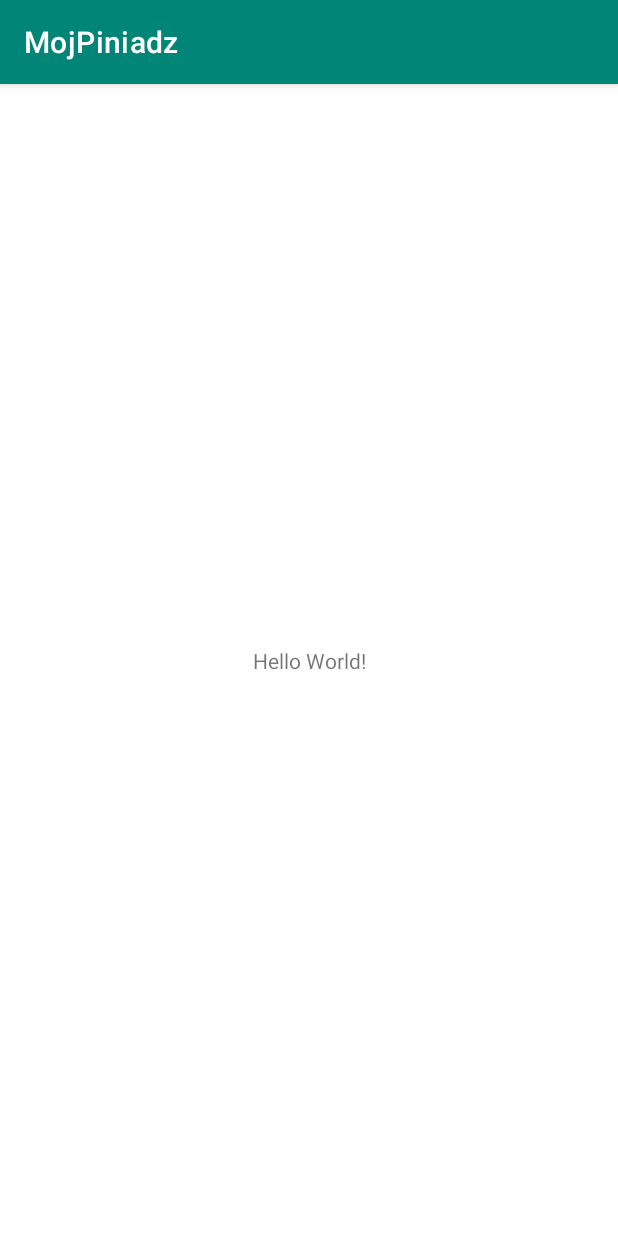
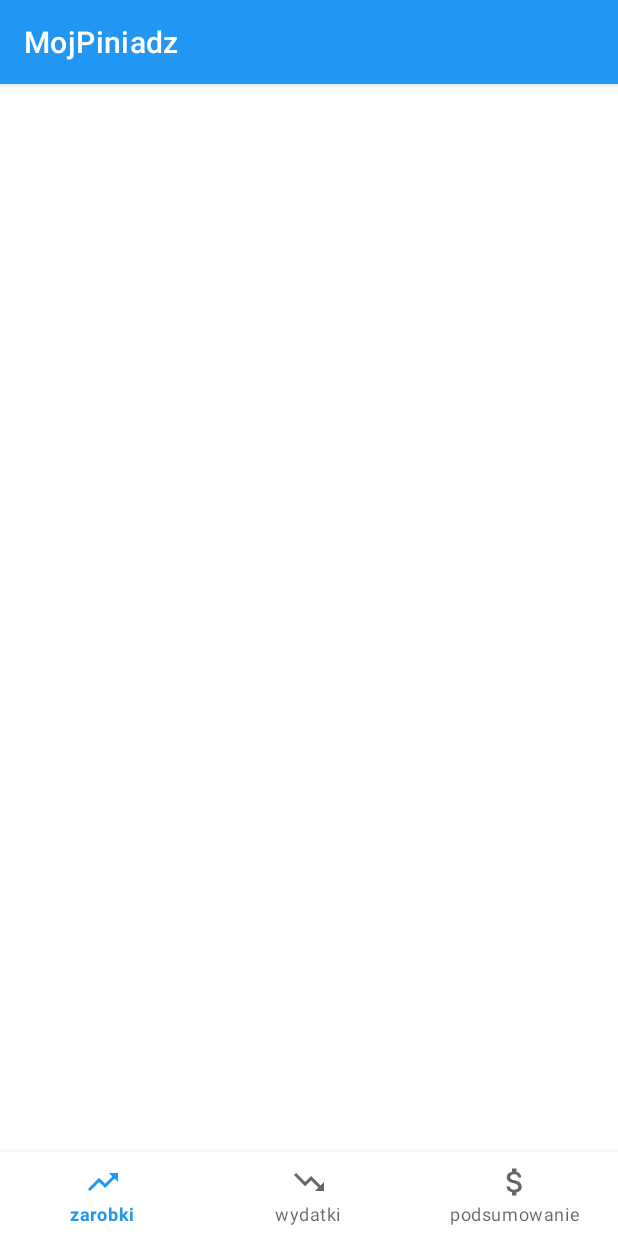
Before and after one commit to ecosse3/pam-2019-e6c1s1-mojpiniadz, an Android app: the screen it shows after launch (MainActivity), on a phone screen of 412 x 824 dp. Run offline under Robolectric (Android 15) with nearby library versions, the phone set to English and light mode, and no system bars.

Commit message:
dodanie navigation bar'a

```diff
--- /dev/null
+++ b/app/src/main/res/drawable-anydpi/ic_podsumowanie.xml
@@ -0,0 +1,10 @@
+<vector xmlns:android="http://schemas.android.com/apk/res/android"
+    android:width="24dp"
+    android:height="24dp"
+    android:viewportWidth="24"
+    android:viewportHeight="24"
+    android:tint="#7AD1EF">
+    <path
+        android:fillColor="#FF000000"
+        android:pathData="M11.8,10.9c-2.27,-0.59 -3,-1.2 -3,-2.15 0,-1.09 1.01,-1.85 2.7,-1.85 1.78,0 2.44,0.85 2.5,2.1h2.21c-0.07,-1.72 -1.12,-3.3 -3.21,-3.81V3h-3v2.16c-1.94,0.42 -3.5,1.68 -3.5,3.61 0,2.31 1.91,3.46 4.7,4.13 2.5,0.6 3,1.48 3,2.41 0,0.69 -0.49,1.79 -2.7,1.79 -2.06,0 -2.87,-0.92 -2.98,-2.1h-2.2c0.12,2.19 1.76,3.42 3.68,3.83V21h3v-2.15c1.95,-0.37 3.5,-1.5 3.5,-3.55 0,-2.84 -2.43,-3.81 -4.7,-4.4z"/>
+</vector>
--- /dev/null
+++ b/app/src/main/res/drawable-anydpi/ic_wydatki.xml
@@ -0,0 +1,10 @@
+<vector xmlns:android="http://schemas.android.com/apk/res/android"
+    android:width="24dp"
+    android:height="24dp"
+    android:viewportWidth="24"
+    android:viewportHeight="24"
+    android:tint="#7AD1EF">
+    <path
+        android:fillColor="#FF000000"
+        android:pathData="M16,18l2.29,-2.29 -4.88,-4.88 -4,4L2,7.41 3.41,6l6,6 4,-4 6.3,6.29L22,12v6z"/>
+</vector>
--- /dev/null
+++ b/app/src/main/res/drawable-anydpi/ic_zarobki.xml
@@ -0,0 +1,10 @@
+<vector xmlns:android="http://schemas.android.com/apk/res/android"
+    android:width="24dp"
+    android:height="24dp"
+    android:viewportWidth="24"
+    android:viewportHeight="24"
+    android:tint="#7AD1EF">
+    <path
+        android:fillColor="#FF000000"
+        android:pathData="M16,6l2.29,2.29 -4.88,4.88 -4,-4L2,16.59 3.41,18l6,-6 4,4 6.3,-6.29L22,12V6z"/>
+</vector>
--- a/app/src/main/res/layout/activity_main.xml
+++ b/app/src/main/res/layout/activity_main.xml
@@ -1,18 +1,15 @@
 <?xml version="1.0" encoding="utf-8"?>
-<androidx.constraintlayout.widget.ConstraintLayout xmlns:android="http://schemas.android.com/apk/res/android"
+<RelativeLayout xmlns:android="http://schemas.android.com/apk/res/android"
     xmlns:app="http://schemas.android.com/apk/res-auto"
     xmlns:tools="http://schemas.android.com/tools"
     android:layout_width="match_parent"
     android:layout_height="match_parent"
     tools:context=".MainActivity">
 
-    <TextView
-        android:layout_width="wrap_content"
+    <com.google.android.material.bottomnavigation.BottomNavigationView
+        android:layout_alignParentBottom="true"
+        android:id="@+id/navigation_view"
+        android:layout_width="match_parent"
         android:layout_height="wrap_content"
-        android:text="Hello World!"
-        app:layout_constraintBottom_toBottomOf="parent"
-        app:layout_constraintLeft_toLeftOf="parent"
-        app:layout_constraintRight_toRightOf="parent"
-        app:layout_constraintTop_toTopOf="parent" />
-
-</androidx.constraintlayout.widget.ConstraintLayout>
+        app:menu="@menu/navigation_menu"/>
+</RelativeLayout>
--- /dev/null
+++ b/app/src/main/res/menu/navigation_menu.xml
@@ -0,0 +1,20 @@
+<?xml version="1.0" encoding="utf-8"?>
+<menu xmlns:android="http://schemas.android.com/apk/res/android">
+
+    <item
+        android:title="zarobki"
+        android:id="@+id/action_zarobki"
+        android:icon="@drawable/ic_zarobki"/>
+
+    <item
+        android:title="wydatki"
+        android:icon="@drawable/ic_wydatki"
+        android:id="@+id/action_wydatki"/>
+
+
+    <item android:title="podsumowanie"
+          android:id="@+id/action_podsumowanie"
+          android:icon="@drawable/ic_podsumowanie"/>
+
+
+</menu>
--- a/app/src/main/res/values/colors.xml
+++ b/app/src/main/res/values/colors.xml
@@ -1,6 +1,6 @@
 <?xml version="1.0" encoding="utf-8"?>
 <resources>
-    <color name="colorPrimary">#008577</color>
+    <color name="colorPrimary">#2196f3</color>
     <color name="colorPrimaryDark">#00574B</color>
-    <color name="colorAccent">#D81B60</color>
+    <color name="colorAccent">#2196f3</color>
 </resources>
```
Also changed, not shown: app/src/main/res/drawable-hdpi/ic_podsumowanie.png (added), app/src/main/res/drawable-hdpi/ic_wydatki.png (added), app/src/main/res/drawable-hdpi/ic_zarobki.png (added), app/src/main/res/drawable-mdpi/ic_podsumowanie.png (added), app/src/main/res/drawable-mdpi/ic_wydatki.png (added), app/src/main/res/drawable-mdpi/ic_zarobki.png (added), app/src/main/res/drawable-xhdpi/ic_podsumowanie.png (added), app/src/main/res/drawable-xhdpi/ic_wydatki.png (added), app/src/main/res/drawable-xhdpi/ic_zarobki.png (added), app/src/main/res/drawable-xxhdpi/ic_podsumowanie.png (added), app/src/main/res/drawable-xxhdpi/ic_wydatki.png (added), app/src/main/res/drawable-xxhdpi/ic_zarobki.png (added).
